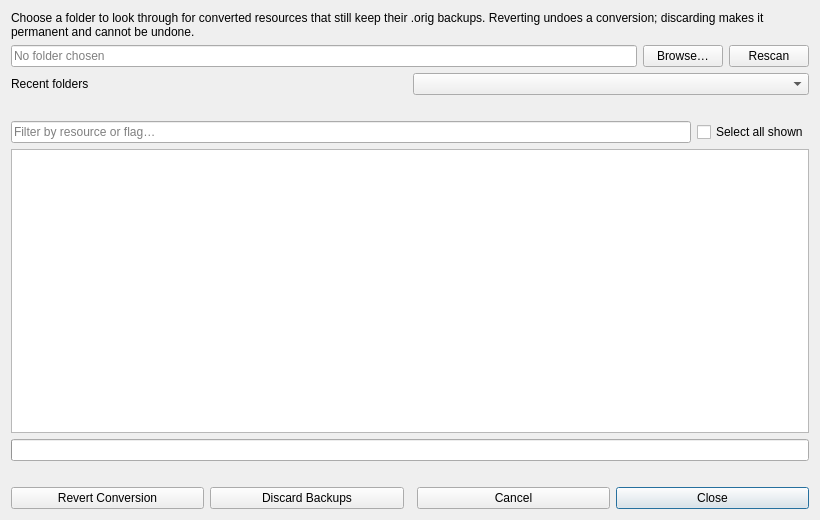
First picture: the form in packages/rehuco-agent/src/rehuco_agent/dialogs/conversion_backups_dialog.ui, repository borco/rehuco, before the edit.
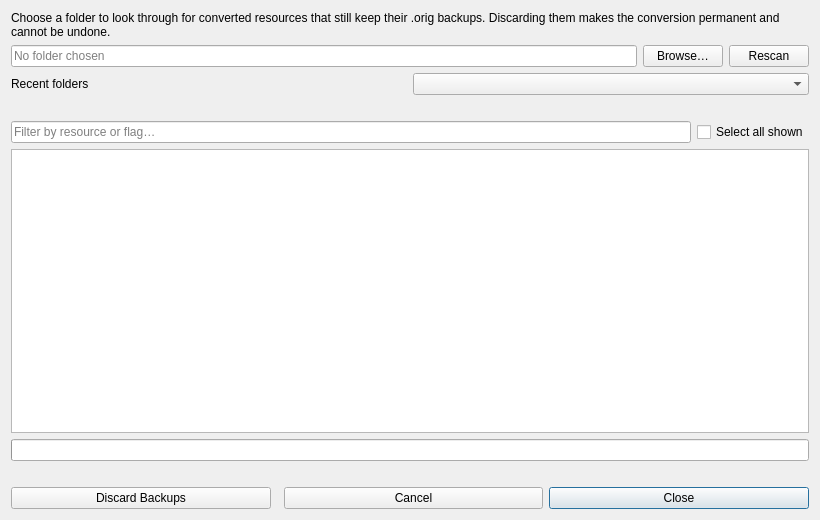
Second picture: the form after the edit.

Commit message: refs #290: polish: remove after-the-fact conversion revert; keep Discard and the mid-conversion rollback

What changed in the file:
```diff
--- a/packages/rehuco-agent/src/rehuco_agent/dialogs/conversion_backups_dialog.ui
+++ b/packages/rehuco-agent/src/rehuco_agent/dialogs/conversion_backups_dialog.ui
@@ -17,7 +17,7 @@
    <item>
     <widget class="QLabel" name="instructions_label">
      <property name="text">
-      <string>Choose a folder to look through for converted resources that still keep their .orig backups. Reverting undoes a conversion; discarding makes it permanent and cannot be undone.</string>
+      <string>Choose a folder to look through for converted resources that still keep their .orig backups. Discarding them makes the conversion permanent and cannot be undone.</string>
      </property>
      <property name="wordWrap">
       <bool>true</bool>
@@ -129,13 +129,6 @@
    </item>
    <item>
     <layout class="QHBoxLayout" name="button_layout">
-     <item>
-      <widget class="QPushButton" name="revert_button">
-       <property name="text">
-        <string>Revert Conversion</string>
-       </property>
-      </widget>
-     </item>
      <item>
       <widget class="QPushButton" name="discard_button">
        <property name="text">
```
The commit also changes 27 other files.
